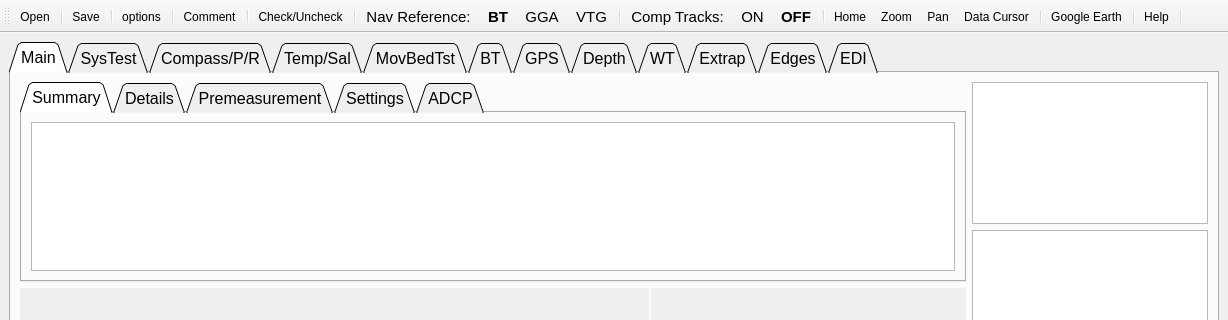
Before: the Qt Designer form UI/QRev_gui.ui in rowetechinc/QRevPy, drawn with Qt 5; both pictures show x 0 to 1228 and y 0 to 320 of the 1228 by 704 pixel window.
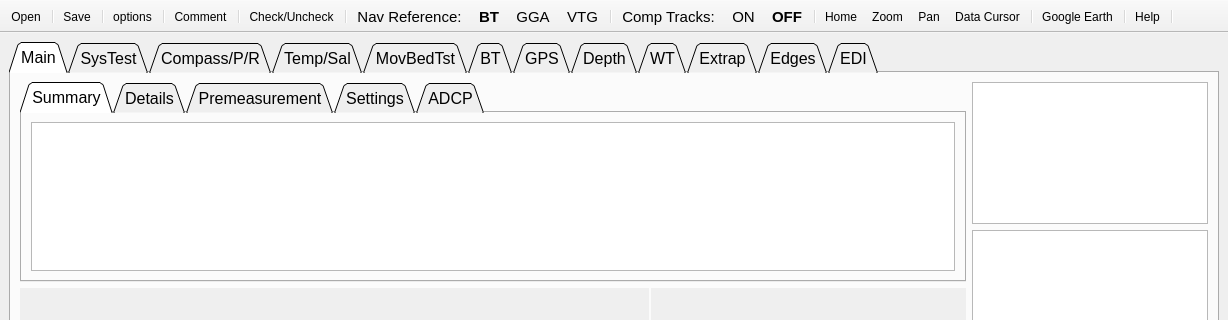
After: the same form once the commit is applied. Icons and pictures are not drawn.

```diff
--- a/UI/QRev_gui.ui
+++ b/UI/QRev_gui.ui
@@ -5709,7 +5709,7 @@
     <enum>Qt::LeftToRight</enum>
    </property>
    <property name="movable">
-    <bool>true</bool>
+    <bool>false</bool>
    </property>
    <property name="allowedAreas">
     <set>Qt::AllToolBarAreas</set>
```
Left out of the diff: 3 changed lines with no effect on the pictures.
